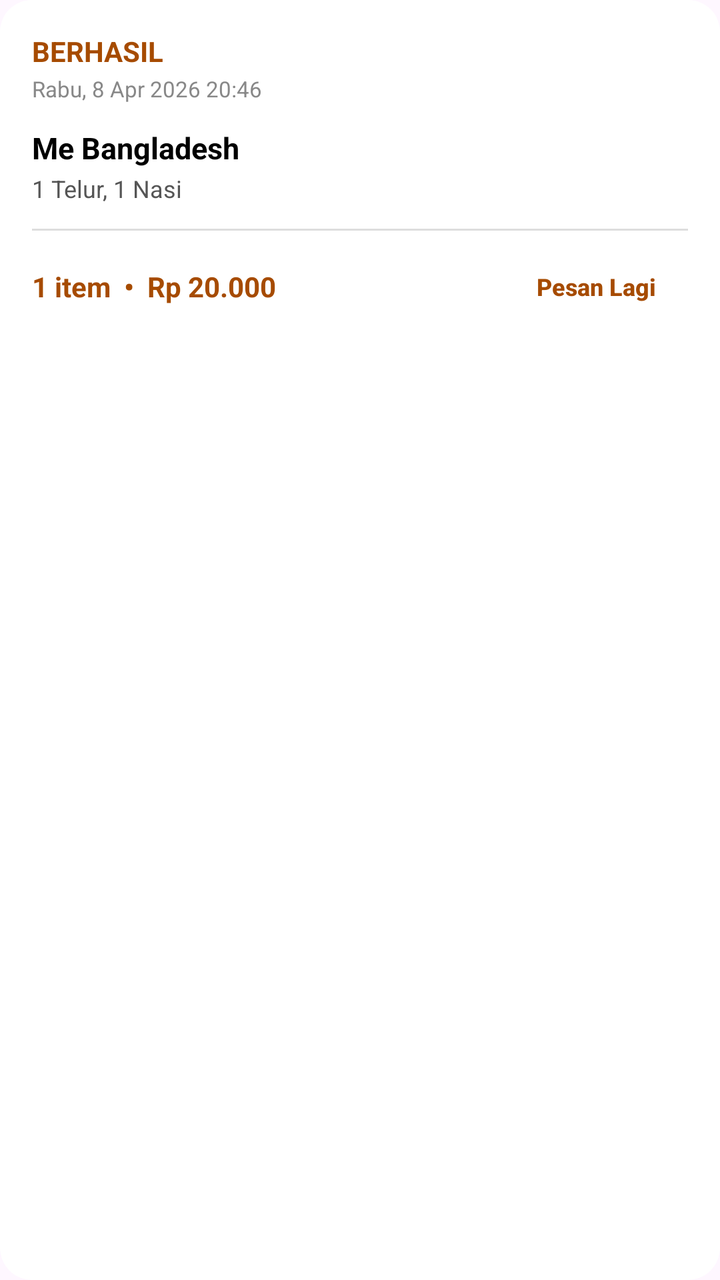
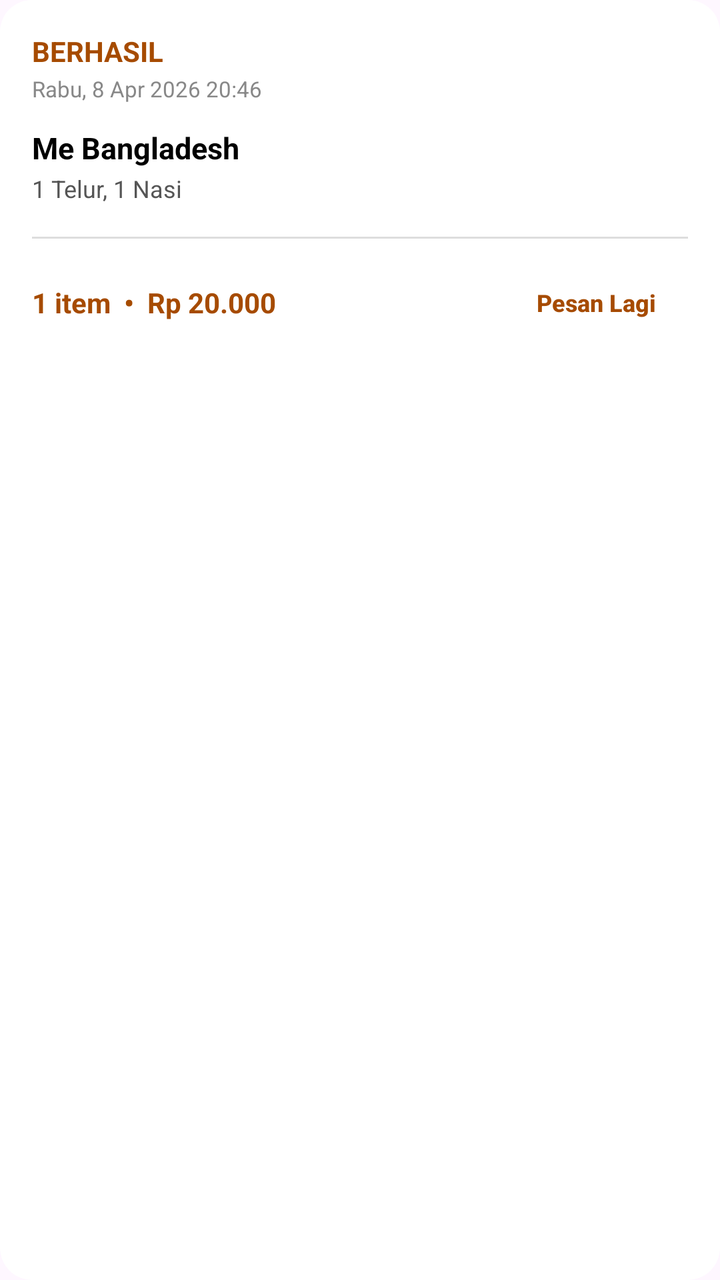

Two renders of the same Android screen: before a commit and after it. Below are the layout's source before the change and the commit's diff.
<!-- AndroidManifest.xml: application theme Theme.Warmindone -->
<!-- res/layout/activity_pesanandiselesaikan.xml -->
<?xml version="1.0" encoding="utf-8"?>
<androidx.cardview.widget.CardView xmlns:android="http://schemas.android.com/apk/res/android"
    xmlns:app="http://schemas.android.com/apk/res-auto"
    xmlns:tools="http://schemas.android.com/tools"
    android:layout_width="match_parent"
    android:layout_height="wrap_content"
    android:layout_verticalMargin="8dp"
    app:cardCornerRadius="16dp"
    app:cardElevation="0dp"
    tools:ignore="HardcodedText">

    <LinearLayout
        android:layout_width="match_parent"
        android:layout_height="wrap_content"
        android:background="#FFFFFF"
        android:orientation="vertical"
        android:padding="16dp">

        <TextView
            android:id="@+id/tvStatusSelesai"
            android:layout_width="wrap_content"
            android:layout_height="wrap_content"
            android:text="BERHASIL"
            android:textColor="#A64B00"
            android:textSize="14sp"
            android:textStyle="bold" />

        <TextView
            android:id="@+id/tvDateSelesai"
            android:layout_width="wrap_content"
            android:layout_height="wrap_content"
            android:layout_marginTop="2dp"
            android:text="Rabu, 8 Apr 2026 20:46"
            android:textColor="#888888"
            android:textSize="11sp" />

        <TextView
            android:id="@+id/tvItemNameSelesai"
            android:layout_width="wrap_content"
            android:layout_height="wrap_content"
            android:layout_marginTop="12dp"
            android:text="Me Bangladesh"
            android:textColor="#000000"
            android:textSize="15sp"
            android:textStyle="bold" />

        <TextView
            android:id="@+id/tvItemSummarySelesai"
            android:layout_width="wrap_content"
            android:layout_height="wrap_content"
            android:layout_marginTop="2dp"
            android:text="1 Telur, 1 Nasi"
            android:textColor="#555555"
            android:textSize="12sp" />

        <View
            android:layout_width="match_parent"
            android:layout_height="1dp"
            android:layout_marginVertical="12dp"
            android:background="#DDDDDD" />

        <RelativeLayout
            android:layout_width="match_parent"
            android:layout_height="32dp">

            <TextView
                android:id="@+id/tvTotalSelesai"
                android:layout_width="wrap_content"
                android:layout_height="wrap_content"
                android:layout_centerVertical="true"
                android:text="1 item  •  Rp 20.000"
                android:textColor="#A64B00"
                android:textSize="14sp"
                android:textStyle="bold" />

            <androidx.appcompat.widget.AppCompatButton
                android:id="@+id/btnPesanLagi"
                android:layout_width="wrap_content"
                android:layout_height="match_parent"
                android:layout_alignParentEnd="true"
                android:background="@android:drawable/toast_frame"
                android:backgroundTint="#FFFFFF"
                android:paddingHorizontal="16dp"
                android:text="Pesan Lagi"
                android:textAllCaps="false"
                android:textColor="#A64B00"
                android:textSize="12sp"
                android:textStyle="bold" />
        </RelativeLayout>
    </LinearLayout>
</androidx.cardview.widget.CardView>
<!-- resources referenced by this layout -->
<resources>
  <style name="Theme.Warmindone" parent="Base.Theme.Warmindone" />
  <style name="Base.Theme.Warmindone" parent="Theme.Material3.DayNight.NoActionBar">
          
          
      </style>
</resources>

<!-- the commit's change to res/layout/activity_pesanandiselesaikan.xml (unified diff, before → after) -->
@@ -4,7 +4,8 @@
     xmlns:tools="http://schemas.android.com/tools"
     android:layout_width="match_parent"
     android:layout_height="wrap_content"
-    android:layout_verticalMargin="8dp"
+    android:layout_marginTop="16dp"
+    android:layout_marginBottom="16dp"
     app:cardCornerRadius="16dp"
     app:cardElevation="0dp"
     tools:ignore="HardcodedText">
@@ -56,7 +57,8 @@
         <View
             android:layout_width="match_parent"
             android:layout_height="1dp"
-            android:layout_marginVertical="12dp"
+            android:layout_marginTop="16dp"
+            android:layout_marginBottom="16dp"
             android:background="#DDDDDD" />
 
         <RelativeLayout
